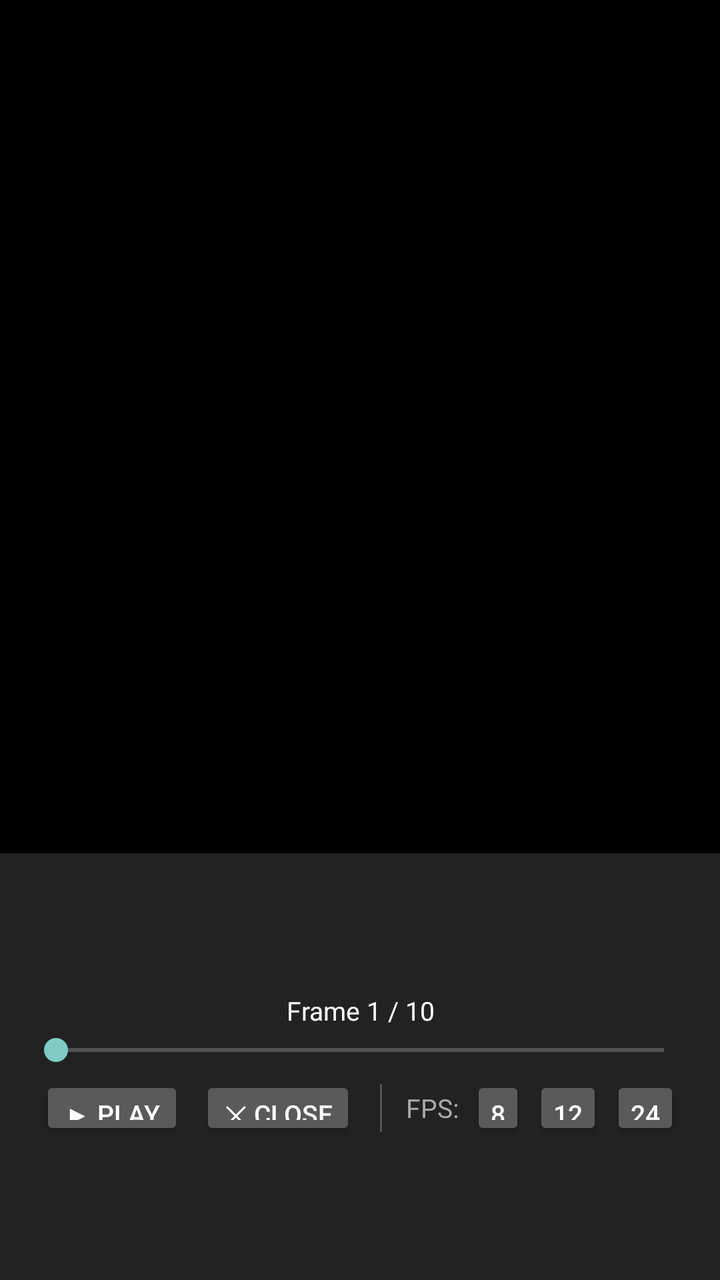
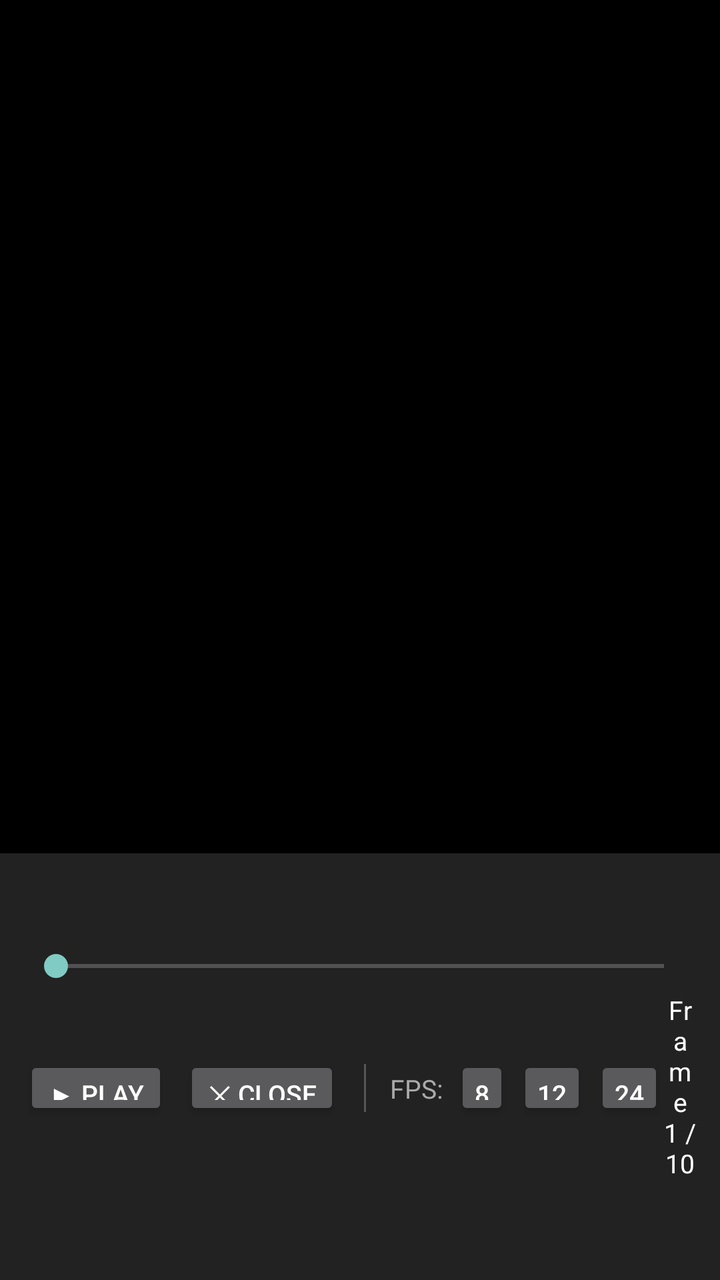

An Android layout rendered at two revisions. The XML below is the earlier revision; the diff shows what the commit changed to produce the second picture.
<!-- AndroidManifest.xml: activity theme Theme.AppCompat.NoActionBar -->
<!-- res/layout/activity_frame_preview.xml -->
<?xml version="1.0" encoding="utf-8"?>
<LinearLayout
    xmlns:android="http://schemas.android.com/apk/res/android"
    android:layout_width="match_parent"
    android:layout_height="match_parent"
    android:orientation="vertical"
    android:background="#000000">

    
    <ImageView
        android:id="@+id/previewImageView"
        android:layout_width="match_parent"
        android:layout_height="0dp"
        android:layout_weight="2"
        android:scaleType="fitCenter"
        android:background="#000000" />

    
    <LinearLayout
        android:layout_width="match_parent"
        android:layout_height="0dp"
        android:layout_weight="1"
        android:orientation="vertical"
        android:background="#222222"
        android:paddingStart="12dp"
        android:paddingEnd="12dp"
        android:paddingTop="4dp"
        android:paddingBottom="4dp"
        android:gravity="center_vertical">

        
        <TextView
            android:id="@+id/frameCounter"
            android:layout_width="match_parent"
            android:layout_height="wrap_content"
            android:text="Frame 1 / 10"
            android:textColor="#FFFFFF"
            android:textSize="13sp"
            android:gravity="center"
            android:paddingBottom="2dp" />

        
        <SeekBar
            android:id="@+id/frameSeekBar"
            android:layout_width="match_parent"
            android:layout_height="wrap_content"
            android:layout_marginBottom="4dp" />

        
        <LinearLayout
            android:layout_width="match_parent"
            android:layout_height="wrap_content"
            android:orientation="horizontal"
            android:gravity="center">

            <Button
                android:id="@+id/playButton"
                android:layout_width="wrap_content"
                android:layout_height="32dp"
                android:text="▶ Play"
                android:textSize="13sp"
                android:paddingStart="12dp"
                android:paddingEnd="12dp"
                android:minWidth="0dp"
                android:minHeight="0dp" />

            <Button
                android:id="@+id/closeButton"
                android:layout_width="wrap_content"
                android:layout_height="32dp"
                android:text="✕ Close"
                android:textSize="13sp"
                android:paddingStart="12dp"
                android:paddingEnd="12dp"
                android:minWidth="0dp"
                android:minHeight="0dp"
                android:layout_marginStart="8dp" />

            
            <View
                android:layout_width="1dp"
                android:layout_height="24dp"
                android:background="#555555"
                android:layout_marginStart="12dp"
                android:layout_marginEnd="12dp" />

            <TextView
                android:layout_width="wrap_content"
                android:layout_height="wrap_content"
                android:text="FPS:"
                android:textColor="#AAAAAA"
                android:textSize="13sp"
                android:layout_marginEnd="6dp" />

            <Button
                android:id="@+id/fps8Button"
                android:layout_width="wrap_content"
                android:layout_height="32dp"
                android:text="8"
                android:textSize="13sp"
                android:paddingStart="10dp"
                android:paddingEnd="10dp"
                android:minWidth="0dp"
                android:minHeight="0dp" />

            <Button
                android:id="@+id/fps12Button"
                android:layout_width="wrap_content"
                android:layout_height="32dp"
                android:text="12"
                android:textSize="13sp"
                android:paddingStart="10dp"
                android:paddingEnd="10dp"
                android:minWidth="0dp"
                android:minHeight="0dp"
                android:layout_marginStart="4dp" />

            <Button
                android:id="@+id/fps24Button"
                android:layout_width="wrap_content"
                android:layout_height="32dp"
                android:text="24"
                android:textSize="13sp"
                android:paddingStart="10dp"
                android:paddingEnd="10dp"
                android:minWidth="0dp"
                android:minHeight="0dp"
                android:layout_marginStart="4dp" />

        </LinearLayout>

    </LinearLayout>

</LinearLayout>
<!-- resources referenced by this layout -->
<resources>

</resources>

<!-- the commit's change to res/layout/activity_frame_preview.xml (unified diff, before → after) -->
@@ -29,15 +29,6 @@
         android:gravity="center_vertical">
 
         
-        <TextView
-            android:id="@+id/frameCounter"
-            android:layout_width="match_parent"
-            android:layout_height="wrap_content"
-            android:text="Frame 1 / 10"
-            android:textColor="#FFFFFF"
-            android:textSize="13sp"
-            android:gravity="center"
-            android:paddingBottom="2dp" />
 
         
         <SeekBar
@@ -127,6 +118,16 @@
                 android:minHeight="0dp"
                 android:layout_marginStart="4dp" />
 
+        <TextView
+            android:id="@+id/frameCounter"
+            android:layout_width="match_parent"
+            android:layout_height="wrap_content"
+            android:text="Frame 1 / 10"
+            android:textColor="#FFFFFF"
+            android:textSize="13sp"
+            android:gravity="center"
+            android:paddingBottom="2dp" />
+
         </LinearLayout>
 
     </LinearLayout>
